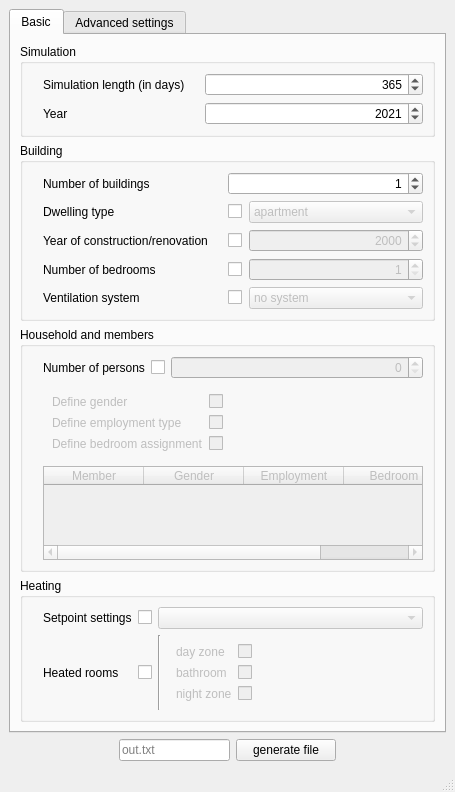
The window that Corpus/GUI/layout.ui (flol3622/EROB) describes before a commit, drawn with Qt 5.
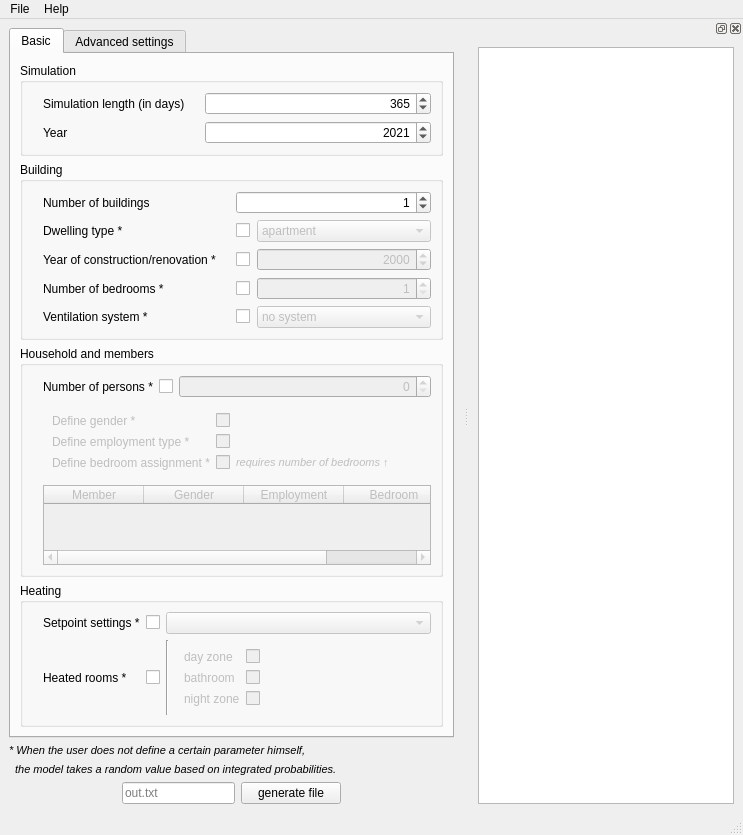
The same window after the commit.

Commit message: help menu

Diff of the .ui file:
```diff
--- a/Corpus/GUI/layout.ui
+++ b/Corpus/GUI/layout.ui
@@ -6,8 +6,8 @@
    <rect>
     <x>0</x>
     <y>0</y>
-    <width>455</width>
-    <height>792</height>
+    <width>743</width>
+    <height>835</height>
    </rect>
   </property>
   <property name="windowTitle">
@@ -121,7 +121,7 @@
            <item row="1" column="0">
             <widget class="QLabel" name="label_4">
              <property name="text">
-              <string>Dwelling type</string>
+              <string>Dwelling type *</string>
              </property>
             </widget>
            </item>
@@ -161,7 +161,7 @@
            <item row="2" column="0">
             <widget class="QLabel" name="label_5">
              <property name="text">
-              <string>Year of construction/renovation</string>
+              <string>Year of construction/renovation *</string>
              </property>
             </widget>
            </item>
@@ -200,7 +200,7 @@
            <item row="3" column="0">
             <widget class="QLabel" name="label_6">
              <property name="text">
-              <string>Number of bedrooms</string>
+              <string>Number of bedrooms *</string>
              </property>
             </widget>
            </item>
@@ -236,7 +236,7 @@
            <item row="4" column="0">
             <widget class="QLabel" name="label_7">
              <property name="text">
-              <string>Ventilation system</string>
+              <string>Ventilation system *</string>
              </property>
             </widget>
            </item>
@@ -295,7 +295,7 @@
              <item row="0" column="0">
               <widget class="QLabel" name="label_14">
                <property name="text">
-                <string>Number of persons</string>
+                <string>Number of persons *</string>
                </property>
               </widget>
              </item>
@@ -333,7 +333,7 @@
               <item row="0" column="0">
                <widget class="QLabel" name="label_12">
                 <property name="text">
-                 <string>Define gender</string>
+                 <string>Define gender *</string>
                 </property>
                </widget>
               </item>
@@ -343,7 +343,7 @@
               <item row="1" column="0">
                <widget class="QLabel" name="label_15">
                 <property name="text">
-                 <string>Define employment type</string>
+                 <string>Define employment type *</string>
                 </property>
                </widget>
               </item>
@@ -352,13 +352,46 @@
               </item>
               <item row="2" column="0">
                <widget class="QLabel" name="label_13">
+                <property name="enabled">
+                 <bool>false</bool>
+                </property>
                 <property name="text">
-                 <string>Define bedroom assignment</string>
+                 <string>Define bedroom assignment *</string>
                 </property>
                </widget>
               </item>
               <item row="2" column="1">
-               <widget class="QCheckBox" name="bedroomBool"/>
+               <layout class="QHBoxLayout" name="horizontalLayout_11">
+                <item>
+                 <widget class="QCheckBox" name="bedroomBool">
+                  <property name="enabled">
+                   <bool>false</bool>
+                  </property>
+                  <property name="sizePolicy">
+                   <sizepolicy hsizetype="Fixed" vsizetype="Fixed">
+                    <horstretch>0</horstretch>
+                    <verstretch>0</verstretch>
+                   </sizepolicy>
+                  </property>
+                 </widget>
+                </item>
+                <item>
+                 <widget class="QLabel" name="label_16">
+                  <property name="enabled">
+                   <bool>false</bool>
+                  </property>
+                  <property name="font">
+                   <font>
+                    <pointsize>8</pointsize>
+                    <italic>true</italic>
+                   </font>
+                  </property>
+                  <property name="text">
+                   <string>requires number of bedrooms ↑</string>
+                  </property>
+                 </widget>
+                </item>
+               </layout>
               </item>
              </layout>
             </widget>
@@ -405,7 +438,7 @@
            <item row="0" column="0">
             <widget class="QLabel" name="label_18">
              <property name="text">
-              <string>Setpoint settings</string>
+              <string>Setpoint settings *</string>
              </property>
             </widget>
            </item>
@@ -438,7 +471,7 @@
               </sizepolicy>
              </property>
              <property name="text">
-              <string>Heated rooms</string>
+              <string>Heated rooms *</string>
              </property>
             </widget>
            </item>
@@ -2194,6 +2227,32 @@
       </widget>
      </widget>
     </item>
+    <item>
+     <widget class="QLabel" name="label_19">
+      <property name="font">
+       <font>
+        <pointsize>8</pointsize>
+        <italic>true</italic>
+       </font>
+      </property>
+      <property name="text">
+       <string>* When the user does not define a certain parameter himself,</string>
+      </property>
+     </widget>
+    </item>
+    <item>
+     <widget class="QLabel" name="label_20">
+      <property name="font">
+       <font>
+        <pointsize>8</pointsize>
+        <italic>true</italic>
+       </font>
+      </property>
+      <property name="text">
+       <string>  the model takes a random value based on integrated probabilities.</string>
+      </property>
+     </widget>
+    </item>
     <item>
      <layout class="QHBoxLayout" name="horizontalLayout_4">
       <item>
@@ -2251,12 +2310,48 @@
     <rect>
      <x>0</x>
      <y>0</y>
-     <width>455</width>
+     <width>743</width>
      <height>22</height>
     </rect>
    </property>
+   <widget class="QMenu" name="menuFile">
+    <property name="title">
+     <string>File</string>
+    </property>
+    <addaction name="exportConfig"/>
+   </widget>
+   <widget class="QMenu" name="menuHelp">
+    <property name="title">
+     <string>Help</string>
+    </property>
+    <addaction name="actionHelp"/>
+   </widget>
+   <addaction name="menuFile"/>
+   <addaction name="menuHelp"/>
   </widget>
   <widget class="QStatusBar" name="statusbar"/>
+  <widget class="QDockWidget" name="helpDock">
+   <attribute name="dockWidgetArea">
+    <number>2</number>
+   </attribute>
+   <widget class="QWidget" name="dockWidgetContents">
+    <layout class="QVBoxLayout" name="verticalLayout_10">
+     <item>
+      <widget class="QTextBrowser" name="helpText"/>
+     </item>
+    </layout>
+   </widget>
+  </widget>
+  <action name="exportConfig">
+   <property name="text">
+    <string>Export parameters to .txt</string>
+   </property>
+  </action>
+  <action name="actionHelp">
+   <property name="text">
+    <string>Show Docs</string>
+   </property>
+  </action>
  </widget>
  <tabstops>
   <tabstop>tabWidget</tabstop>
```
Left out of the diff: 106 changed lines with no effect on the pictures. The commit also changes 2 other files.
